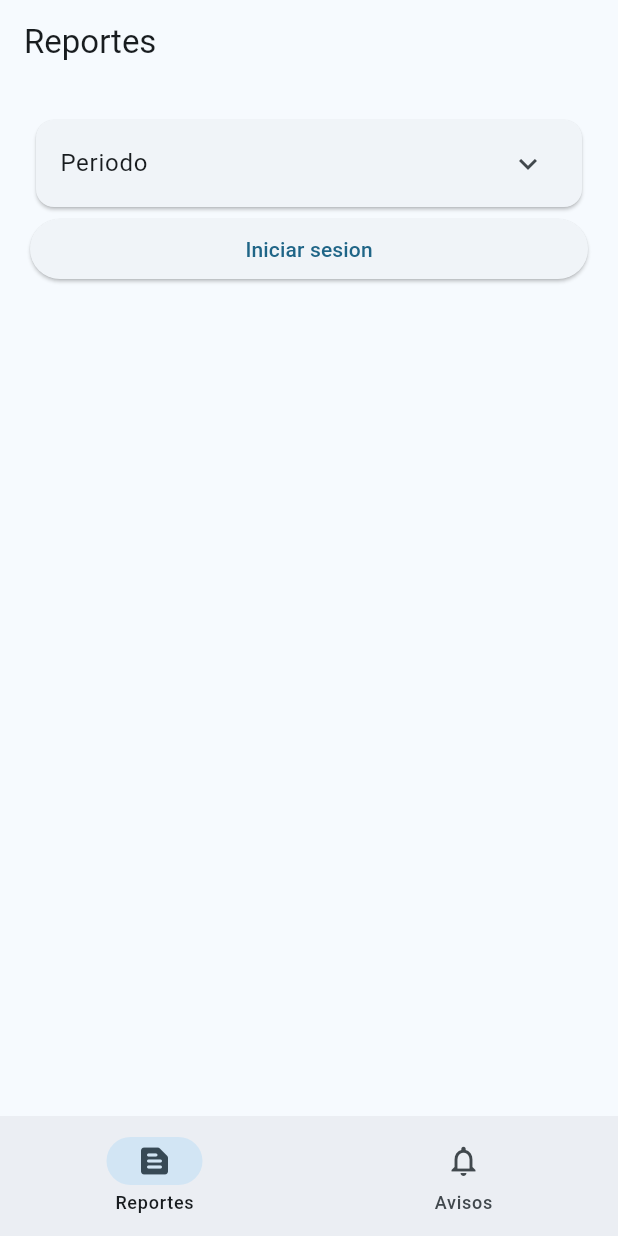
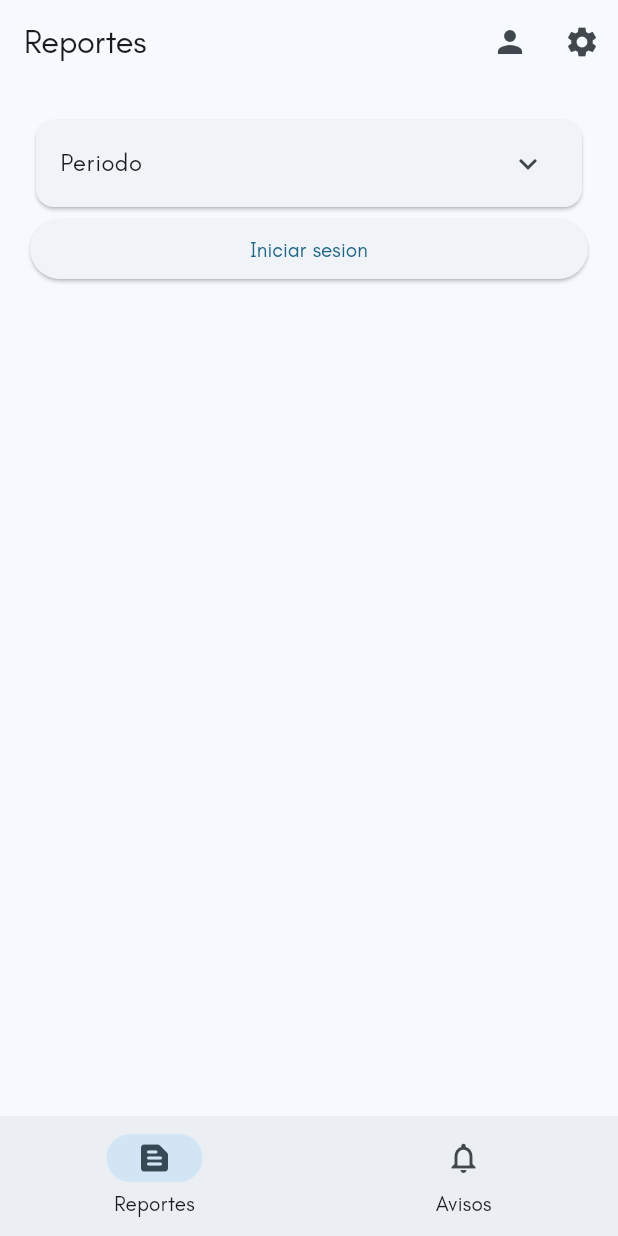
Before and after one commit to EquipoTrabajoMembrana/membrana_movil, a Flutter app: the screen it shows after launch, on a phone screen of 412 x 824 dp. Run offline on Flutter 3.47's test engine with Material 3 defaults, Android fonts, the phone set to English and light mode, and no system bars; our stand-ins replace sizer.

```diff
--- a/lib/main.dart
+++ b/lib/main.dart
@@ -1,5 +1,6 @@
 import 'package:flutter/material.dart';
 import 'package:membrana/presentation/pages/home_page.dart';
+import 'package:sizer/sizer.dart';
 
 void main() {
   runApp(const MyApp());
@@ -10,14 +11,23 @@ class MyApp extends StatelessWidget {
 
   @override
   Widget build(BuildContext context) {
+    return Sizer(
+      builder: (context, orientation, deviceType) {
         return MaterialApp(
           debugShowCheckedModeBanner: false,
           title: 'Membrana',
           theme: ThemeData(
-        colorScheme: ColorScheme.fromSeed(seedColor: const Color(0xffced4da)),
+            navigationBarTheme: NavigationBarThemeData(
+                labelTextStyle: WidgetStateProperty.all(
+              TextStyle(fontFamily: 'Teachers'),
+            )),
+            colorScheme:
+                ColorScheme.fromSeed(seedColor: const Color(0xffced4da)),
             useMaterial3: true,
           ),
-      home: const HomePage(),
+          home: const Home(),
+        );
+      },
     );
   }
 }
--- a/lib/presentation/pages/home_page.dart
+++ b/lib/presentation/pages/home_page.dart
@@ -2,19 +2,19 @@ import 'package:flutter/material.dart';
 import 'package:membrana/presentation/pages/avisos_page.dart';
 import 'package:membrana/presentation/pages/reportes_page.dart';
 
-class HomePage extends StatefulWidget {
-  const HomePage({super.key});
+class Home extends StatefulWidget {
+  const Home({super.key});
 
   @override
-  State<HomePage> createState() => _HomePageState();
+  State<Home> createState() => _HomePageState();
 }
 
-class _HomePageState extends State<HomePage> {
+class _HomePageState extends State<Home> {
   int _actual = 0;
 
   final List<Widget> _pages = [
-    const ReportesPage(),
-    const AvisosPage(),
+    const Reportes(),
+    const Avisos(),
   ];
   @override
   Widget build(BuildContext context) {
--- a/lib/presentation/pages/login_page.dart
+++ b/lib/presentation/pages/login_page.dart
@@ -3,8 +3,8 @@ import 'package:membrana/presentation/widgets/custom_elevatedbutton.dart';
 import 'package:membrana/presentation/widgets/custom_textbutton.dart';
 import 'package:membrana/presentation/widgets/custom_textfield.dart';
 
-class LoginPage extends StatelessWidget {
-  const LoginPage({super.key});
+class Login extends StatelessWidget {
+  const Login({super.key});
 
   @override
   Widget build(BuildContext context) {
--- a/lib/presentation/pages/reportes_page.dart
+++ b/lib/presentation/pages/reportes_page.dart
@@ -1,16 +1,37 @@
 import 'package:flutter/material.dart';
 import 'package:membrana/presentation/pages/forms_page.dart';
 import 'package:membrana/presentation/pages/login_page.dart';
+import 'package:membrana/presentation/pages/profile_page.dart';
 import '/mockMeses.dart';
 
-class ReportesPage extends StatelessWidget {
-  const ReportesPage({super.key});
+class Reportes extends StatelessWidget {
+  const Reportes({super.key});
 
   @override
   Widget build(BuildContext context) {
     return Scaffold(
       appBar: AppBar(
-        title: const Text('Reportes'),
+        title: const Text(
+          'Reportes',
+          style: TextStyle(fontFamily: 'Teachers'),
+        ),
+        actions: [
+          IconButton(
+            onPressed: () {
+              Navigator.push(
+                context,
+                MaterialPageRoute(
+                  builder: (context) => Perfil(),
+                ),
+              );
+            },
+            icon: Icon(Icons.person),
+          ),
+          IconButton(
+            onPressed: () {},
+            icon: Icon(Icons.settings),
+          ),
+        ],
       ),
       body: SafeArea(
         child: Padding(
@@ -23,18 +44,27 @@ class ReportesPage extends StatelessWidget {
                   Card(
                     child: ExpansionTile(
                       shape: Border(),
-                      title: Text('Periodo'),
+                      title: Text(
+                        'Periodo',
+                        style: TextStyle(fontFamily: 'Teachers'),
+                      ),
                       children: [
                         Divider(),
                         ExpansionTile(
                           shape: Border(),
                           enabled: false,
-                          title: Text('2023'),
+                          title: Text(
+                            '2023',
+                            style: TextStyle(fontFamily: 'Teachers'),
+                          ),
                           children: List.generate(
                             meses.length,
                             (int index) {
                               return ListTile(
-                                title: Text(meses[index]),
+                                title: Text(
+                                  meses[index],
+                                  style: TextStyle(fontFamily: 'Teachers'),
+                                ),
                               );
                             },
                           ),
@@ -42,7 +72,10 @@ class ReportesPage extends StatelessWidget {
                         Divider(),
                         ExpansionTile(
                           shape: Border(),
-                          title: Text('2024'),
+                          title: Text(
+                            '2024',
+                            style: TextStyle(fontFamily: 'Teachers'),
+                          ),
                           children: List.generate(
                             meses.length,
                             (int index) {
@@ -52,7 +85,7 @@ class ReportesPage extends StatelessWidget {
                                     Navigator.push(
                                       context,
                                       MaterialPageRoute(
-                                        builder: (context) => FormsPage(
+                                        builder: (context) => Formularios(
                                           mesNombre: meses[index],
                                         ),
                                       ),
@@ -60,6 +93,7 @@ class ReportesPage extends StatelessWidget {
                                   },
                                   child: Text(
                                     meses[index],
+                                    style: TextStyle(fontFamily: 'Teachers'),
                                   ),
                                 ),
                               );
@@ -76,11 +110,11 @@ class ReportesPage extends StatelessWidget {
                         Navigator.push(
                           context,
                           MaterialPageRoute(
-                            builder: (context) => const LoginPage(),
+                            builder: (context) => const Login(),
                           ),
                         );
                       },
-                      child: const Text('Iniciar sesion'),
+                      child: const Text('Iniciar sesion', style: TextStyle(fontFamily: 'Teachers'),),
                     ),
                   ),
                 ],
--- a/pubspec.yaml
+++ b/pubspec.yaml
@@ -34,6 +34,7 @@ dependencies:
   # The following adds the Cupertino Icons font to your application.
   # Use with the CupertinoIcons class for iOS style icons.
   cupertino_icons: ^1.0.6
+  sizer: ^2.0.15
 
 dev_dependencies:
   flutter_test:
```
Also changed, not shown: lib/presentation/pages/add_form_page.dart (+16 -4 lines), lib/presentation/pages/avisos_page.dart (+6 -3 lines), lib/presentation/pages/forms_page.dart (+17 -5 lines), lib/presentation/pages/profile_page.dart (added, +70 -0 lines), lib/presentation/widgets/custom_textfield.dart (+10 -1 lines), pubspec.lock. Lines whose indentation alone changed are shown as unchanged.
